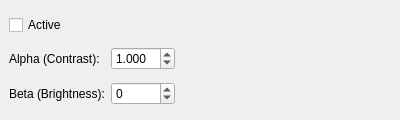
First picture: the form in src/WhiskerToolbox/Media_Widget/MediaProcessing_Widget/ProcessingOptions/ContrastWidget.ui, repository paulmthompson/WhiskerToolbox, before the edit.
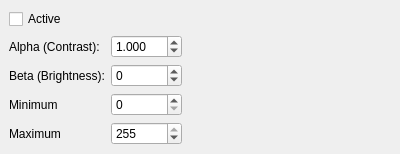
Second picture: the form after the edit.

Commit message: can set levels in contrast adjustment

The edit to the form file:
```diff
--- a/src/WhiskerToolbox/Media_Widget/MediaProcessing_Widget/ProcessingOptions/ContrastWidget.ui
+++ b/src/WhiskerToolbox/Media_Widget/MediaProcessing_Widget/ProcessingOptions/ContrastWidget.ui
@@ -7,7 +7,7 @@
     <x>0</x>
     <y>0</y>
     <width>400</width>
-    <height>120</height>
+    <height>152</height>
    </rect>
   </property>
   <property name="windowTitle">
@@ -38,20 +38,10 @@
        </property>
       </widget>
      </item>
-     <item row="2" column="0">
-      <widget class="QLabel" name="beta_label">
+     <item row="3" column="0">
+      <widget class="QLabel" name="label">
        <property name="text">
-        <string>Beta (Brightness):</string>
-       </property>
-      </widget>
-     </item>
-     <item row="0" column="0">
-      <widget class="QCheckBox" name="active_checkbox">
-       <property name="toolTip">
-        <string>Enable/disable linear contrast and brightness transformation</string>
-       </property>
-       <property name="text">
-        <string>Active</string>
+        <string>Minimum</string>
        </property>
       </widget>
      </item>
@@ -67,7 +57,7 @@
         <double>0.001000000000000</double>
        </property>
        <property name="maximum">
-        <double>10.000000000000000</double>
+        <double>100.000000000000000</double>
        </property>
        <property name="singleStep">
         <double>0.010000000000000</double>
@@ -77,6 +67,23 @@
        </property>
       </widget>
      </item>
+     <item row="2" column="0">
+      <widget class="QLabel" name="beta_label">
+       <property name="text">
+        <string>Beta (Brightness):</string>
+       </property>
+      </widget>
+     </item>
+     <item row="0" column="0">
+      <widget class="QCheckBox" name="active_checkbox">
+       <property name="toolTip">
+        <string>Enable/disable linear contrast and brightness transformation</string>
+       </property>
+       <property name="text">
+        <string>Active</string>
+       </property>
+      </widget>
+     </item>
      <item row="2" column="1">
       <widget class="QSpinBox" name="beta_spinbox">
        <property name="toolTip">
@@ -96,6 +103,30 @@
        </property>
       </widget>
      </item>
+     <item row="4" column="0">
+      <widget class="QLabel" name="label_2">
+       <property name="text">
+        <string>Maximum</string>
+       </property>
+      </widget>
+     </item>
+     <item row="3" column="1">
+      <widget class="QSpinBox" name="display_min_spinbox">
+       <property name="maximum">
+        <number>255</number>
+       </property>
+      </widget>
+     </item>
+     <item row="4" column="1">
+      <widget class="QSpinBox" name="display_max_spinbox">
+       <property name="maximum">
+        <number>255</number>
+       </property>
+       <property name="value">
+        <number>255</number>
+       </property>
+      </widget>
+     </item>
     </layout>
    </item>
    <item>
```
The commit also changes 5 other files.
